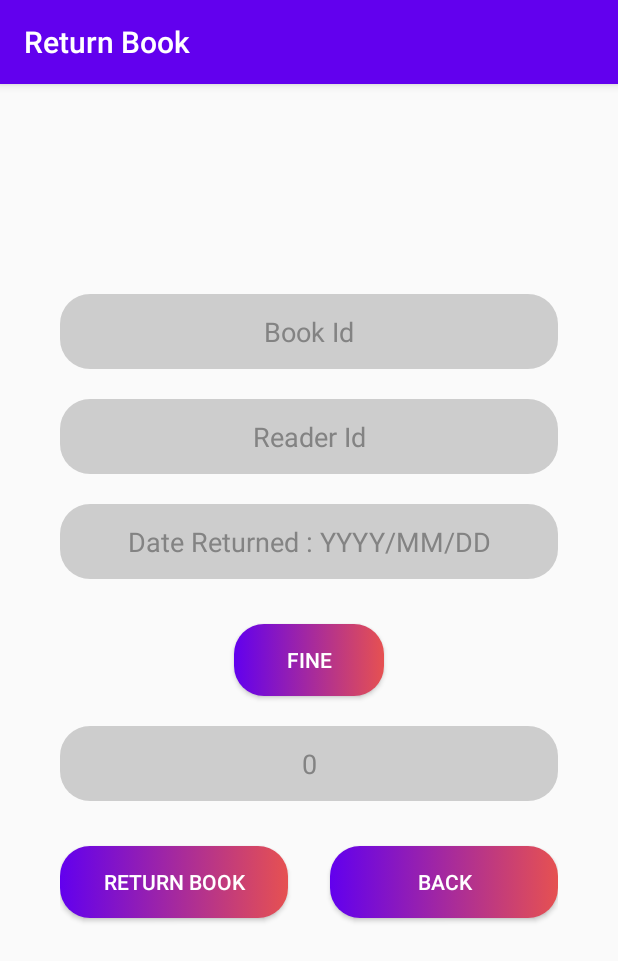
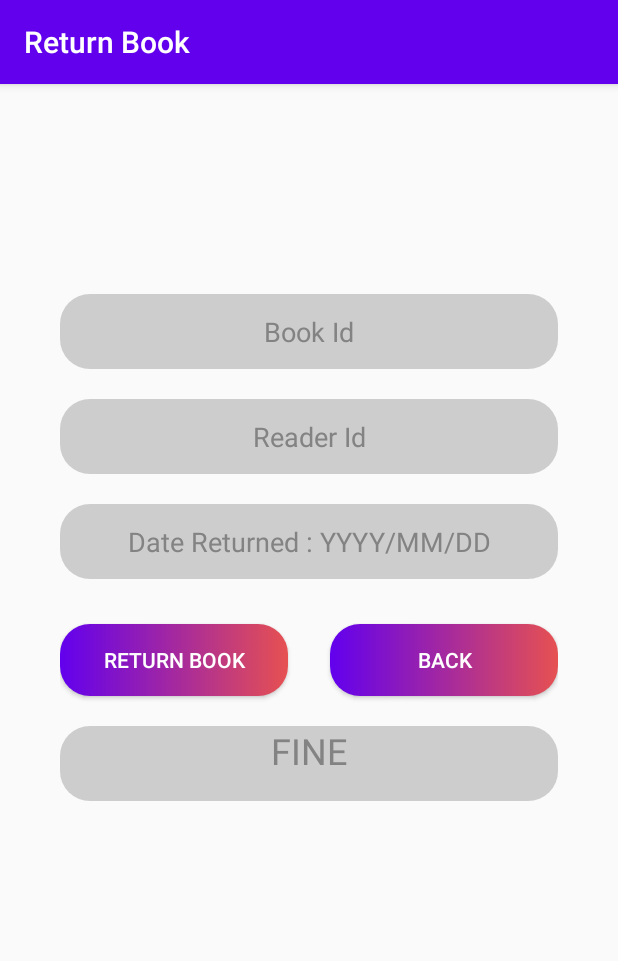
Before and after one commit to yash-601/RevisedLib, an Android app: the Return_Book screen opened directly, with no data from a screen before it, on a phone screen of 412 x 824 dp. Shown: the top 961 px of the screen. Run offline under Robolectric (Android 15) with nearby library versions, the phone set to English and light mode, and no system bars.

Commit message:
Library renewd

```diff
--- a/app/src/main/res/layout/activity_return_book.xml
+++ b/app/src/main/res/layout/activity_return_book.xml
@@ -48,38 +48,26 @@
         android:textColorHint="#FF838383"></EditText>
 
 
-
-    <Button
-        android:id="@+id/Fine"
-        android:layout_width="100dp"
-        android:layout_height="wrap_content"
-        android:layout_below="@+id/Date_Reg_return"
-        android:layout_marginTop="30dp"
-        android:layout_centerHorizontal="true"
-        android:background="@drawable/button"
-        android:text="Fine"
-        android:textColor="#FFFFFF" />
-
-
-    <EditText
+    <TextView
         android:id="@+id/Fine_txt"
         android:layout_width="match_parent"
         android:layout_height="50dp"
-        android:layout_below="@+id/Fine"
+        android:layout_below="@+id/Return_Book_Button"
         android:layout_marginTop="20dp"
         android:background="@drawable/edit_text"
         android:focusable="true"
         android:focusableInTouchMode="true"
-        android:hint="0"
+        android:hint="FINE"
         android:textAlignment="center"
-        android:textColorHint="#FF838383"></EditText>
+        android:textColorHint="#FF838383"
+        android:textSize="24sp"></TextView>
 
 
     <Button
         android:id="@+id/Return_Book_Button"
         android:layout_width="match_parent"
         android:layout_height="wrap_content"
-        android:layout_below="@+id/Fine_txt"
+        android:layout_below="@+id/Date_Reg_return"
         android:layout_marginTop="30dp"
         android:layout_marginRight="180dp"
         android:background="@drawable/button"
@@ -90,7 +78,7 @@
         android:id="@+id/Back"
         android:layout_width="match_parent"
         android:layout_height="wrap_content"
-        android:layout_below="@+id/Fine_txt"
+        android:layout_below="@+id/Date_Reg_return"
         android:layout_marginLeft="180dp"
         android:layout_marginTop="30dp"
         android:background="@drawable/button"
```
Also changed, not shown: app/src/main/java/com/example/lms/DatabaseHelper.java (+6 -3 lines), app/src/main/java/com/example/lms/Return_Book.java (+15 -3 lines), app/src/main/java/com/example/lms/TwovaluesReturn.java (added, +10 -0 lines).
